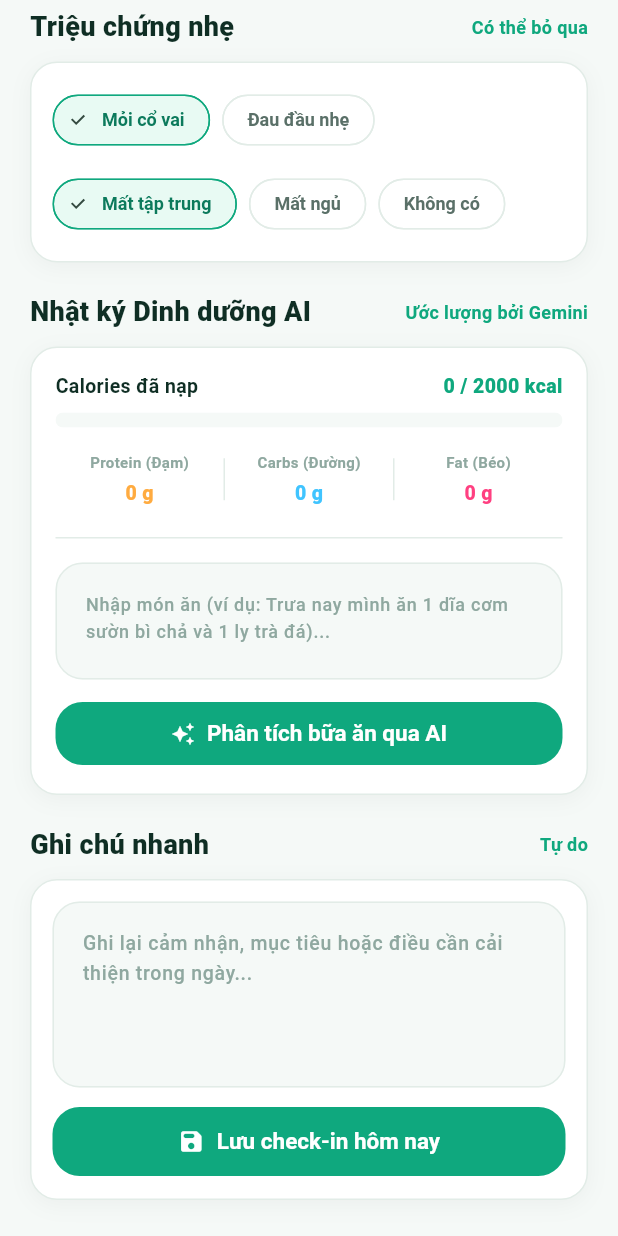
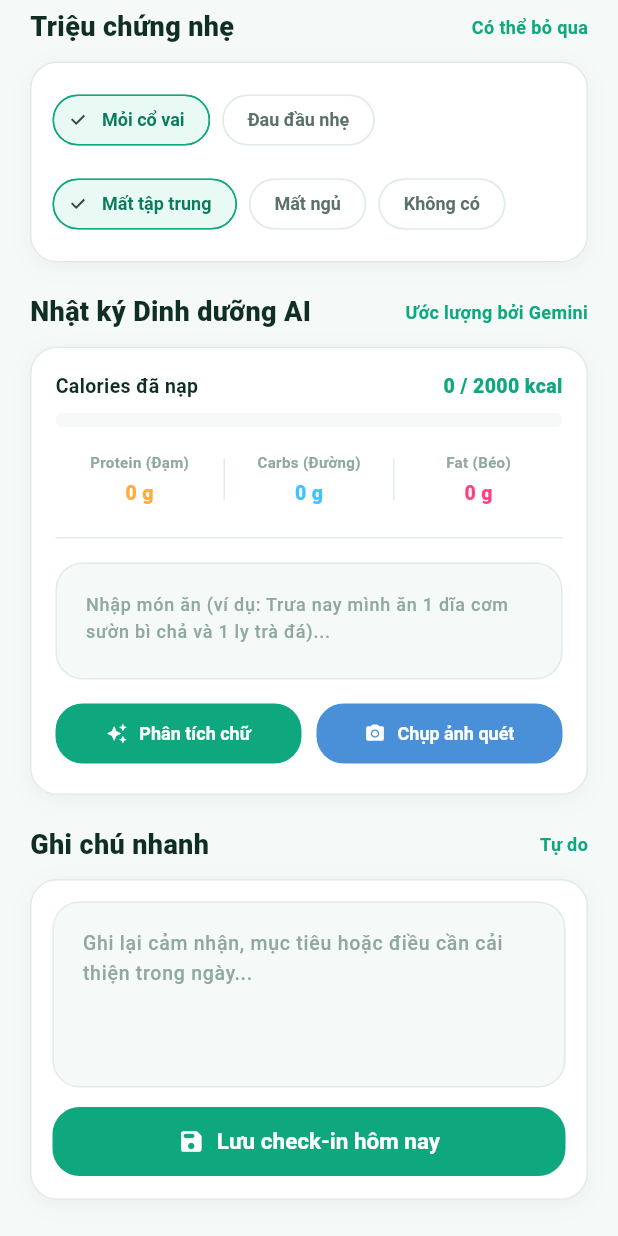
Before and after one commit to huavinhkhang0405/SHCare-Mobile-App, a Flutter app: the JournalScreen screen opened directly, scrolled down 500 dp, on a phone screen of 412 x 824 dp. Run offline on Flutter 3.47's test engine with Material 3 defaults, Android fonts, the phone set to English and light mode, and no system bars; our stand-ins replace cloud_firestore, firebase_auth, firebase_core, flutter_dotenv, flutter_local_notifications, google_generative_ai and 8 more; missing offline and left inert: app_usage, audio_session, flutter_facebook_auth, workmanager; accounts and stored records are empty; Roboto replaces fonts that are missing (PlusJakartaSans); statements that could not run were skipped.

Commit message:
feat: integrate AI nutrition image scanner to journal screen

```diff
--- a/lib/features/journal/screens/journal_screen.dart
+++ b/lib/features/journal/screens/journal_screen.dart
@@ -7,6 +7,8 @@ import '../../../core/providers/audio_provider.dart';
 import '../../../core/theme/app_colors.dart';
 import '../../../core/widgets/gif_icon.dart';
 import '../../../utils/date_formatter.dart';
+import '../../../utils/nutrition_analysis_limiter.dart';
+import 'package:image_picker/image_picker.dart';
 import '../../home/providers/health_provider.dart';
 import '../widget/journal_sections.dart';
 
@@ -318,6 +320,39 @@ class _JournalNutritionCardState extends State<_JournalNutritionCard> {
     super.dispose();
   }
 
+  void _showLimitReachedDialog(BuildContext context) {
+    showDialog(
+      context: context,
+      builder: (context) => AlertDialog(
+        shape: RoundedRectangleBorder(borderRadius: BorderRadius.circular(24)),
+        backgroundColor: const Color(0xFF111826),
+        title: const Row(
+          children: [
+            Icon(Icons.warning_amber_rounded, color: Color(0xFFD7B56D), size: 28),
+            SizedBox(width: 10),
+            Text(
+              'Hết lượt quét hôm nay',
+              style: TextStyle(color: Colors.white, fontWeight: FontWeight.bold),
+            ),
+          ],
+        ),
+        content: const Text(
+          'Mỗi ngày bạn chỉ được quét tối đa 3 lần món ăn hoặc đồ uống để bảo toàn tài nguyên hệ thống. Hãy quay lại vào ngày mai nhé!',
+          style: TextStyle(color: Colors.white70, height: 1.4),
+        ),
+        actions: [
+          TextButton(
+            onPressed: () => Navigator.of(context).pop(),
+            child: const Text(
+              'Đồng ý',
+              style: TextStyle(color: Color(0xFFD7B56D), fontWeight: FontWeight.bold),
+            ),
+          ),
+        ],
+      ),
+    );
+  }
+
   @override
   Widget build(BuildContext context) {
     final healthData = context.watch<HealthProvider>();
@@ -462,8 +497,9 @@ class _JournalNutritionCardState extends State<_JournalNutritionCard> {
             ),
           ),
           const SizedBox(height: 12),
-          SizedBox(
-            width: double.infinity,
+          Row(
+            children: [
+              Expanded(
                 child: FilledButton.icon(
                   onPressed: healthData.isLoadingAI
                       ? null
@@ -497,16 +533,17 @@ class _JournalNutritionCardState extends State<_JournalNutritionCard> {
                         },
                   icon: healthData.isLoadingAI
                       ? const SizedBox(
-                      width: 16,
-                      height: 16,
+                          width: 14,
+                          height: 14,
                           child: CircularProgressIndicator(
                             strokeWidth: 2,
                             color: Colors.white,
                           ),
                         )
-                  : const Icon(Icons.auto_awesome, size: 16),
+                      : const Icon(Icons.auto_awesome, size: 14),
                   label: Text(
-                healthData.isLoadingAI ? 'Đang phân tích món ăn...' : 'Phân tích bữa ăn qua AI',
+                    healthData.isLoadingAI ? 'Đang phân tích...' : 'Phân tích chữ',
+                    style: const TextStyle(fontSize: 12),
                   ),
                   style: FilledButton.styleFrom(
                     backgroundColor: AppColors.primary,
@@ -517,6 +554,50 @@ class _JournalNutritionCardState extends State<_JournalNutritionCard> {
                     ),
                   ),
                 ),
+              ),
+              const SizedBox(width: 10),
+              Expanded(
+                child: FilledButton.icon(
+                  onPressed: () async {
+                    final canScan = await NutritionAnalysisLimiter.canScanToday();
+                    if (!canScan) {
+                      if (context.mounted) {
+                        _showLimitReachedDialog(context);
+                      }
+                      return;
+                    }
+
+                    final ImagePicker picker = ImagePicker();
+                    final XFile? image = await picker.pickImage(
+                      source: ImageSource.camera,
+                      maxWidth: 1024,
+                      maxHeight: 1024,
+                      imageQuality: 85,
+                    );
+                    if (image != null) {
+                      if (!context.mounted) return;
+                      await Navigator.of(context).pushNamed(
+                        '/nutrition_preview',
+                        arguments: image.path,
+                      );
+                    }
+                  },
+                  icon: const Icon(Icons.camera_alt_rounded, size: 14),
+                  label: const Text(
+                    'Chụp ảnh quét',
+                    style: TextStyle(fontSize: 12),
+                  ),
+                  style: FilledButton.styleFrom(
+                    backgroundColor: AppColors.accent,
+                    foregroundColor: Colors.white,
+                    padding: const EdgeInsets.symmetric(vertical: 12),
+                    shape: RoundedRectangleBorder(
+                      borderRadius: BorderRadius.circular(AppColors.radiusMd),
+                    ),
+                  ),
+                ),
+              ),
+            ],
           ),
         ],
       ),
```
Lines whose indentation alone changed are shown as unchanged.
